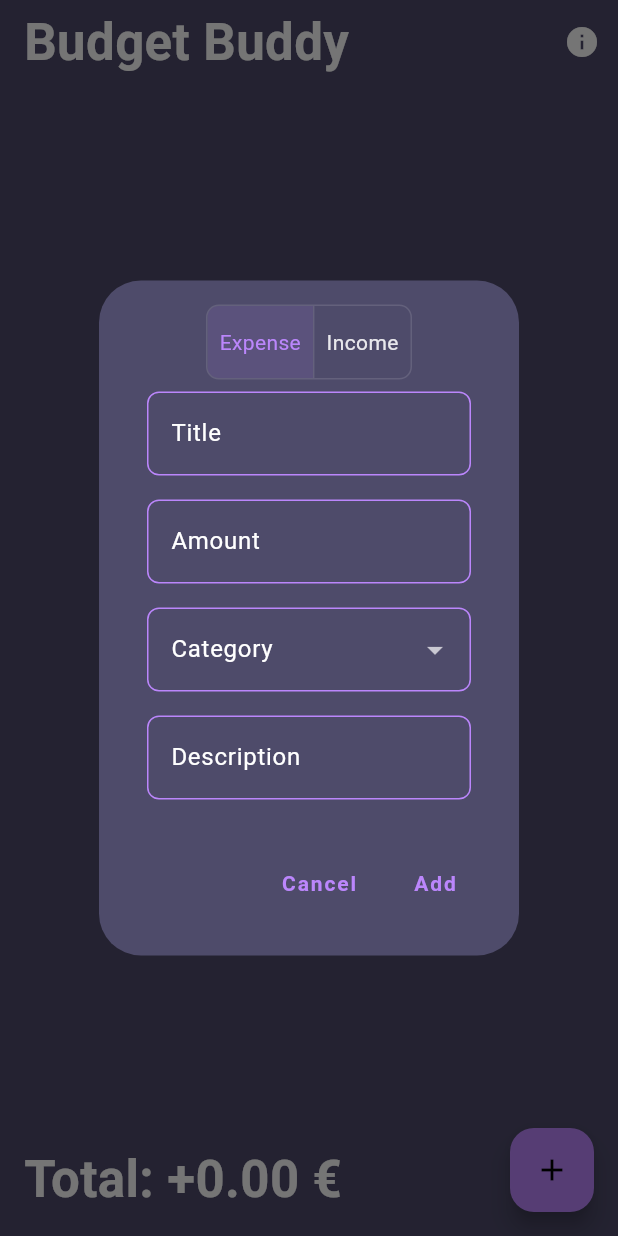
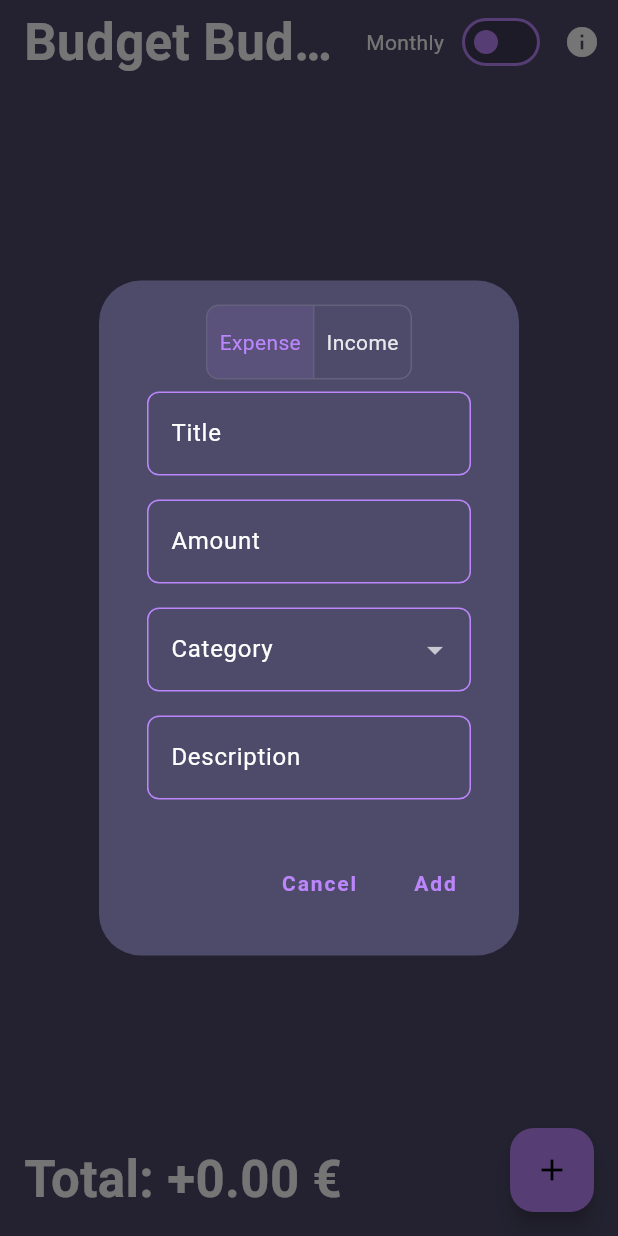
Before and after one commit to maxj4/budget_buddy, a Flutter app: the screen it shows after launch, after a tap on the "add" icon, on a phone screen of 412 x 824 dp. Run offline on Flutter 3.47's test engine with Material 3 defaults, Android fonts, the phone set to English and light mode, and no system bars; our stand-ins replace dartz, equatable, flutter_bloc, isar; accounts and stored records are empty; generated files the repository leaves out were written again.

Commit message:
DRAFT: filter for month

```diff
--- a/lib/presentation/pages/main_page.dart
+++ b/lib/presentation/pages/main_page.dart
@@ -1,3 +1,4 @@
+import 'package:budget_buddy/domain/entities/expense.dart';
 import 'package:budget_buddy/presentation/bloc/expense_bloc.dart';
 import 'package:budget_buddy/presentation/bloc/expense_state.dart';
 import 'package:budget_buddy/presentation/widgets/add_expense_floating_action_button.dart';
@@ -5,14 +6,31 @@ import 'package:budget_buddy/presentation/widgets/expense_widget.dart';
 import 'package:flutter/material.dart';
 import 'package:flutter_bloc/flutter_bloc.dart';
 
-class MainPage extends StatelessWidget {
+class MainPage extends StatefulWidget {
   const MainPage({super.key});
+
+  @override
+  State<MainPage> createState() => _MainPageState();
+}
+
+class _MainPageState extends State<MainPage> {
+  bool _showMonthly = false;
 
   @override
   Widget build(BuildContext context) {
     return Scaffold(
       appBar: AppBar(
         actions: [
+          const Text('Monthly'),
+          const SizedBox(width: 8),
+          Switch(
+            value: _showMonthly,
+            onChanged: (value) {
+              setState(() {
+                _showMonthly = value;
+              });
+            },
+          ),
           IconButton(
             icon: const Icon(Icons.info),
             onPressed: () {
@@ -35,15 +53,35 @@ class MainPage extends StatelessWidget {
             child: CircularProgressIndicator(),
           );
         } else if (state is ExpenseLoaded) {
+          final List<Expense> expenses = state.expenses
+              .where((expense) => _showMonthly
+                  ? expense.date.month == DateTime.now().month
+                  : true)
+              .toList();
           final double totalAmount =
-              state.expenses.fold(0, (sum, expense) => sum + expense.amount);
+              expenses.fold(0, (sum, expense) => sum + expense.amount);
           return Column(
             children: [
+              _showMonthly
+                  ? Row(
+                      mainAxisAlignment: MainAxisAlignment.start,
+                      children: [
+                        Padding(
+                          padding: const EdgeInsets.symmetric(
+                              vertical: 8.0, horizontal: 16.0),
+                          child: Text(
+                            _getMonthName(),
+                            style: Theme.of(context).textTheme.headlineSmall,
+                          ),
+                        ),
+                      ],
+                    )
+                  : Container(),
               Expanded(
                 child: ListView.builder(
-                  itemCount: state.expenses.length,
+                  itemCount: expenses.length,
                   itemBuilder: (context, index) {
-                    final expense = state.expenses[index];
+                    final expense = expenses[index];
                     return ExpenseWidget(expense: expense);
                   },
                 ),
@@ -102,4 +140,36 @@ The app icon is provided by Flaticon.com: https://www.flaticon.com/free-icon/cir
           );
         });
   }
+
+  String _getMonthName() {
+    final month = DateTime.now().month;
+    switch (month) {
+      case 1:
+        return 'January';
+      case 2:
+        return 'February';
+      case 3:
+        return 'March';
+      case 4:
+        return 'April';
+      case 5:
+        return 'May';
+      case 6:
+        return 'June';
+      case 7:
+        return 'July';
+      case 8:
+        return 'August';
+      case 9:
+        return 'September';
+      case 10:
+        return 'October';
+      case 11:
+        return 'November';
+      case 12:
+        return 'December';
+      default:
+        return '';
+    }
+  }
 }
```
